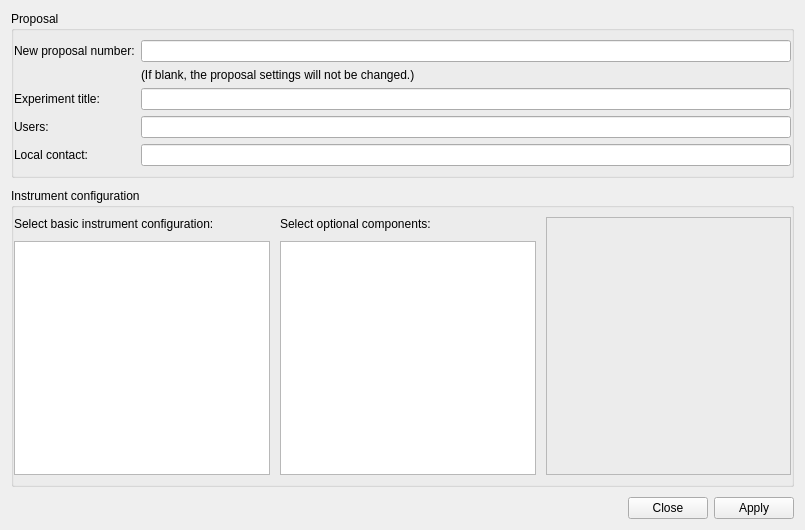
First picture: the form in lib/nicos/clients/gui/panels/setup.ui, repository mlz-ictrl/nicos, before the edit.
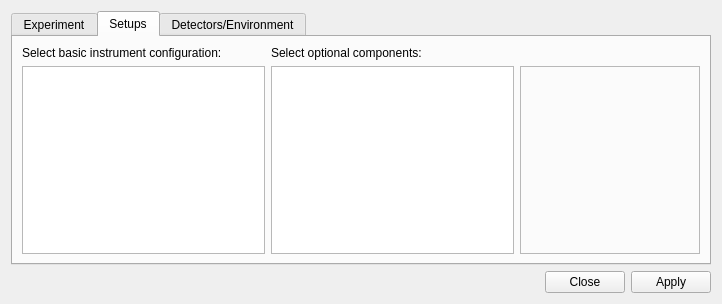
Second picture: the form after the edit. The open tabs and pages were chosen to show the change.

Commit message:
gui setup panel: add boxes for std. detectors and environment
Also allow changing experiment info without entering a new proposal, and add sample name.

Fixes: #740

The edit to the form file:
```diff
--- a/lib/nicos/clients/gui/panels/setup.ui
+++ b/lib/nicos/clients/gui/panels/setup.ui
@@ -6,32 +6,26 @@
    <rect>
     <x>0</x>
     <y>0</y>
-    <width>805</width>
-    <height>530</height>
+    <width>722</width>
+    <height>304</height>
    </rect>
   </property>
   <property name="windowTitle">
    <string>Experiment setup</string>
   </property>
-  <layout class="QVBoxLayout" name="verticalLayout_4">
-   <property name="spacing">
-    <number>10</number>
-   </property>
-   <item>
-    <widget class="QGroupBox" name="groupBox">
-     <property name="title">
-      <string>Proposal</string>
-     </property>
+  <layout class="QGridLayout" name="gridLayout_3">
+   <item row="0" column="0">
+    <widget class="QTabWidget" name="tabWidget">
+     <property name="currentIndex">
+      <number>0</number>
+     </property>
+     <widget class="QWidget" name="tab1">
+      <attribute name="title">
+       <string>Experiment</string>
+      </attribute>
+      <layout class="QGridLayout" name="gridLayout_6">
+       <item row="0" column="0">
      <layout class="QGridLayout" name="gridLayout">
-      <property name="leftMargin">
-       <number>0</number>
-      </property>
-      <property name="rightMargin">
-       <number>0</number>
-      </property>
-      <item row="2" column="1">
-       <widget class="QLineEdit" name="expTitle"/>
-      </item>
       <item row="0" column="0">
        <widget class="QLabel" name="label_4">
         <property name="text">
@@ -45,7 +39,7 @@
       <item row="1" column="1">
        <widget class="QLabel" name="label_5">
         <property name="text">
-         <string>(If blank, the proposal settings will not be changed.)</string>
+            <string>(The other values are filled from the proposal database automatically.)</string>
         </property>
        </widget>
       </item>
@@ -76,72 +70,88 @@
       <item row="4" column="1">
        <widget class="QLineEdit" name="localContact"/>
       </item>
-     </layout>
-    </widget>
-   </item>
-   <item>
-    <widget class="QGroupBox" name="groupBox_2">
-     <property name="title">
-      <string>Instrument configuration</string>
-     </property>
-     <layout class="QHBoxLayout" name="horizontalLayout">
-      <property name="spacing">
-       <number>10</number>
-      </property>
-      <property name="leftMargin">
-       <number>0</number>
-      </property>
-      <property name="rightMargin">
-       <number>0</number>
-      </property>
-      <item>
-       <layout class="QVBoxLayout" name="verticalLayout">
-        <item>
+         <item row="5" column="0">
+          <widget class="QLabel" name="label_3">
+           <property name="text">
+            <string>Sample name:</string>
+           </property>
+          </widget>
+         </item>
+         <item row="5" column="1">
+          <widget class="QLineEdit" name="sampleName"/>
+         </item>
+        </layout>
+       </item>
+       <item row="1" column="0">
+        <spacer name="verticalSpacer">
+         <property name="orientation">
+          <enum>Qt::Vertical</enum>
+         </property>
+         <property name="sizeHint" stdset="0">
+          <size>
+           <width>20</width>
+           <height>70</height>
+          </size>
+         </property>
+        </spacer>
+       </item>
+      </layout>
+     </widget>
+     <widget class="QWidget" name="tab2">
+      <attribute name="title">
+       <string>Setups</string>
+      </attribute>
+      <layout class="QGridLayout" name="gridLayout_5">
+       <item row="0" column="0">
+        <layout class="QGridLayout" name="gridLayout_4">
+         <item row="0" column="0">
          <widget class="QLabel" name="label">
           <property name="text">
            <string>Select basic instrument configuration:</string>
           </property>
          </widget>
         </item>
-        <item>
-         <widget class="QListWidget" name="basicSetup"/>
-        </item>
-       </layout>
-      </item>
-      <item>
-       <layout class="QVBoxLayout" name="verticalLayout_2">
-        <item>
+         <item row="0" column="1">
          <widget class="QLabel" name="label_2">
           <property name="text">
            <string>Select optional components:</string>
           </property>
          </widget>
         </item>
-        <item>
-         <widget class="QListWidget" name="optSetups"/>
-        </item>
-       </layout>
-      </item>
-      <item>
-       <widget class="QFrame" name="frame">
+         <item row="1" column="0">
+          <widget class="QListWidget" name="basicSetup">
+           <property name="minimumSize">
+            <size>
+             <width>180</width>
+             <height>0</height>
+            </size>
+           </property>
+          </widget>
+         </item>
+         <item row="1" column="1">
+          <widget class="QListWidget" name="optSetups">
+           <property name="minimumSize">
+            <size>
+             <width>180</width>
+             <height>0</height>
+            </size>
+           </property>
+          </widget>
+         </item>
+         <item row="1" column="2">
+          <widget class="QLabel" name="setupDescription">
+           <property name="minimumSize">
+            <size>
+             <width>180</width>
+             <height>0</height>
+            </size>
+           </property>
         <property name="frameShape">
          <enum>QFrame::StyledPanel</enum>
         </property>
         <property name="frameShadow">
          <enum>QFrame::Raised</enum>
         </property>
-        <layout class="QVBoxLayout" name="verticalLayout_3">
-         <item>
-          <widget class="QLabel" name="setupDescription">
-           <property name="sizePolicy">
-            <sizepolicy hsizetype="Expanding" vsizetype="Preferred">
-             <horstretch>0</horstretch>
-             <verstretch>0</verstretch>
-            </sizepolicy>
-           </property>
-           <property name="text">
-            <string/>
-           </property>
            <property name="alignment">
             <set>Qt::AlignLeading|Qt::AlignLeft|Qt::AlignTop</set>
            </property>
@@ -151,12 +161,42 @@
           </widget>
          </item>
         </layout>
-       </widget>
-      </item>
-     </layout>
-    </widget>
+       </item>
+      </layout>
+     </widget>
+     <widget class="QWidget" name="tab3">
+      <attribute name="title">
+       <string>Detectors/Environment</string>
+      </attribute>
+      <layout class="QGridLayout" name="gridLayout_2">
+       <item row="0" column="0">
+        <widget class="QLabel" name="label_9">
+         <property name="text">
+          <string>Select detectors:</string>
+         </property>
+        </widget>
+       </item>
+       <item row="0" column="1">
+        <widget class="QLabel" name="label_10">
+         <property name="text">
+          <string>&lt;html&gt;&lt;head/&gt;&lt;body&gt;&lt;p&gt;Select &amp;quot;environment&amp;quot; devices (to be read at every&lt;br/&gt;scan point) and put as a column in scan files:&lt;/p&gt;&lt;/body&gt;&lt;/html&gt;</string>
+         </property>
+         <property name="wordWrap">
+          <bool>false</bool>
+         </property>
+        </widget>
+       </item>
+       <item row="1" column="0">
+        <widget class="QListWidget" name="detectors"/>
+       </item>
+       <item row="1" column="1">
+        <widget class="QListWidget" name="sampleenv"/>
+       </item>
+      </layout>
+     </widget>
+    </widget>
    </item>
-   <item>
+   <item row="1" column="0">
     <widget class="QDialogButtonBox" name="buttonBox">
      <property name="standardButtons">
       <set>QDialogButtonBox::Apply|QDialogButtonBox::Close</set>
```
Left out of the diff: 5 changed lines with no effect on the pictures. Lines whose indentation alone changed are shown as unchanged. The commit also changes 1 other file.
